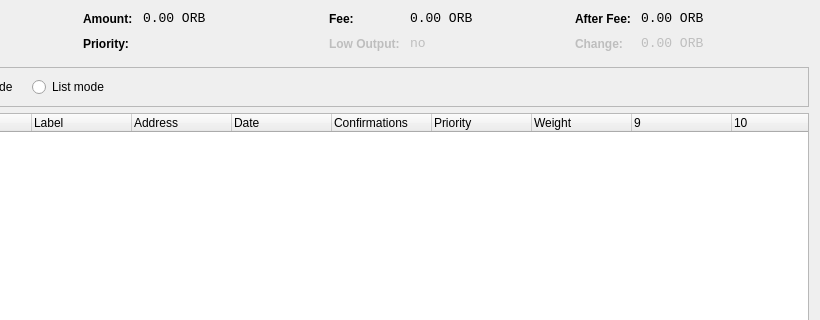
Before: the Qt Designer form src/qt/forms/coincontroldialog.ui in TrezarCoin/TrezarCoin, drawn with Qt 5; both pictures show x 180 to 1000 and y 0 to 320 of the 1000 by 500 pixel window.
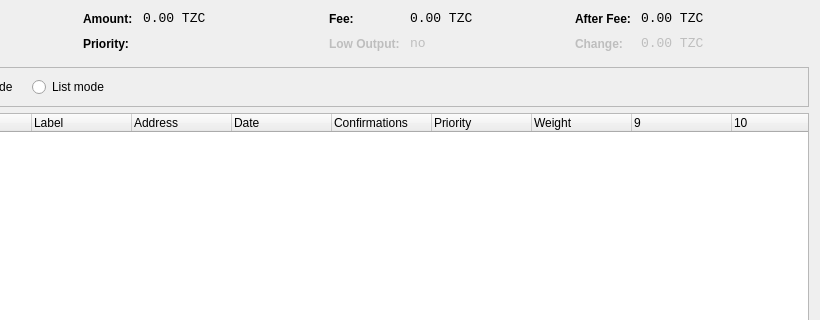
After: the same form once the commit is applied. Custom widgets are drawn as their Qt base class.

The edit to the form file:
```diff
--- a/src/qt/forms/coincontroldialog.ui
+++ b/src/qt/forms/coincontroldialog.ui
@@ -141,7 +141,7 @@
           <enum>Qt::ActionsContextMenu</enum>
          </property>
          <property name="text">
-          <string>0.00 ORB</string>
+          <string>0.00 TZC</string>
          </property>
          <property name="textInteractionFlags">
           <set>Qt::LinksAccessibleByMouse|Qt::TextSelectableByKeyboard|Qt::TextSelectableByMouse</set>
@@ -221,7 +221,7 @@
           <enum>Qt::ActionsContextMenu</enum>
          </property>
          <property name="text">
-          <string>0.00 ORB</string>
+          <string>0.00 TZC</string>
          </property>
          <property name="textInteractionFlags">
           <set>Qt::LinksAccessibleByMouse|Qt::TextSelectableByKeyboard|Qt::TextSelectableByMouse</set>
@@ -307,7 +307,7 @@
           <enum>Qt::ActionsContextMenu</enum>
          </property>
          <property name="text">
-          <string>0.00 ORB</string>
+          <string>0.00 TZC</string>
          </property>
          <property name="textInteractionFlags">
           <set>Qt::LinksAccessibleByMouse|Qt::TextSelectableByKeyboard|Qt::TextSelectableByMouse</set>
@@ -345,7 +345,7 @@
           <enum>Qt::ActionsContextMenu</enum>
          </property>
          <property name="text">
-          <string>0.00 ORB</string>
+          <string>0.00 TZC</string>
          </property>
          <property name="textInteractionFlags">
           <set>Qt::LinksAccessibleByMouse|Qt::TextSelectableByKeyboard|Qt::TextSelectableByMouse</set>
```
